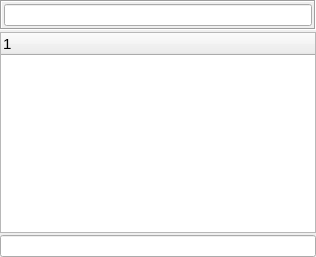
Qt form retroshare-gui/src/gui/common/GroupTreeWidget.ui (RetroShare/RetroShare) before a commit.
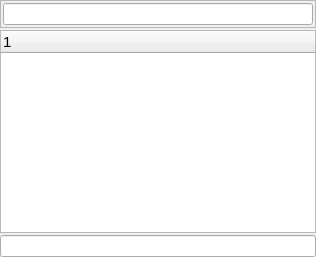
The same form after that commit. Custom widgets are drawn as their Qt base class.

Commit message:
Fixed some frames to get compatible for system style
* Fixed some frames to get compatible for system style
* update macos package script

Diff of the .ui file:
```diff
--- a/retroshare-gui/src/gui/common/GroupTreeWidget.ui
+++ b/retroshare-gui/src/gui/common/GroupTreeWidget.ui
@@ -35,10 +35,10 @@
       </sizepolicy>
      </property>
      <property name="frameShape">
-      <enum>QFrame::Box</enum>
+      <enum>QFrame::StyledPanel</enum>
      </property>
      <property name="frameShadow">
-      <enum>QFrame::Sunken</enum>
+      <enum>QFrame::Raised</enum>
      </property>
      <layout class="QHBoxLayout" name="horizontalLayout">
       <property name="leftMargin">
```
The commit also changes 7 other files.
